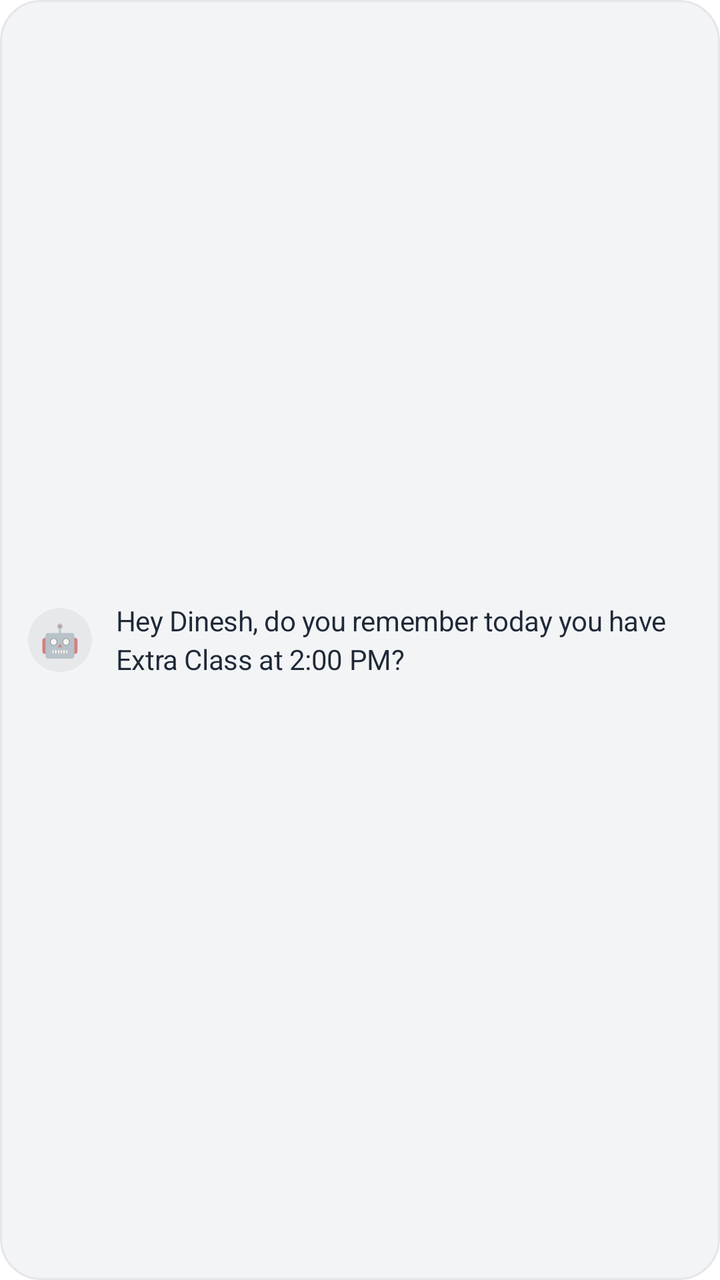
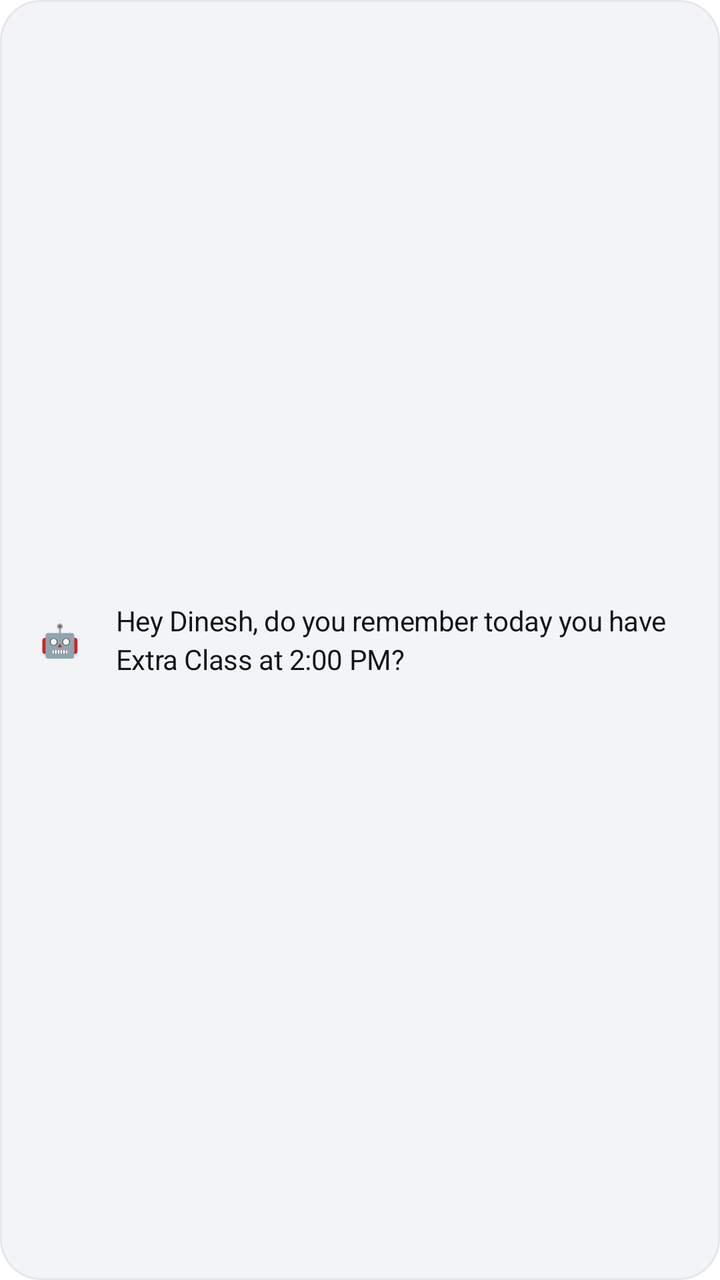

Compare the two renders of this Android layout. The source of the first and the diff that turns it into the second are given below.
<!-- AndroidManifest.xml: application theme Theme.AppTempeLate -->
<!-- res/layout/item_workspace_reminder.xml -->
<?xml version="1.0" encoding="utf-8"?>
<LinearLayout xmlns:android="http://schemas.android.com/apk/res/android"
    android:layout_width="match_parent"
    android:layout_height="wrap_content"
    android:layout_marginVertical="4dp"
    android:background="@drawable/bg_metallic_card"
    android:orientation="horizontal"
    android:padding="14dp"
    android:gravity="center_vertical">

    <TextView
        android:id="@+id/tvWsReminderIcon"
        android:layout_width="32dp"
        android:layout_height="32dp"
        android:background="@drawable/bg_circle_icon_button"
        android:gravity="center"
        android:text="🤖"
        android:textSize="16sp" />

    <TextView
        android:id="@+id/tvWsReminderStatement"
        android:layout_width="0dp"
        android:layout_height="wrap_content"
        android:layout_weight="1"
        android:layout_marginStart="12dp"
        android:text="Hey Dinesh, do you remember today you have Extra Class at 2:00 PM?"
        android:textColor="#1F2937"
        android:textSize="14sp"
        android:lineSpacingExtra="3dp"
        android:letterSpacing="-0.01" />

</LinearLayout>
<!-- resources referenced by this layout -->
<resources>
  <!-- drawable bg_circle_icon_button (drawable) -->
  <?xml version="1.0" encoding="utf-8"?>
  <ripple xmlns:android="http://schemas.android.com/apk/res/android"
      android:color="#1F000000">
      <item>
          <shape android:shape="oval">
              <solid android:color="#0D000000" />
          </shape>
      </item>
  </ripple>
  <!-- drawable bg_metallic_card (drawable) -->
  <?xml version="1.0" encoding="utf-8"?>
  <shape xmlns:android="http://schemas.android.com/apk/res/android"
      android:shape="rectangle">
      <solid android:color="#F3F4F6" />
      <corners android:radius="20dp" />
      <stroke
          android:width="1dp"
          android:color="#E5E7EB" />
  </shape>
  <style name="Theme.AppTempeLate" parent="Theme.MaterialComponents.DayNight.NoActionBar">
          
          <item name="windowActionBar">false</item>
          <item name="windowNoTitle">true</item>
          <item name="android:windowActionBar">false</item>
          <item name="android:windowNoTitle">true</item>
  
          
          <item name="android:windowBackground">@color/white</item>
          <item name="android:statusBarColor">@color/white</item>
          <item name="android:windowLightStatusBar">true</item>
          <item name="android:navigationBarColor">@color/white</item>
      </style>
  <color name="white">#FFFFFF</color>
</resources>

<!-- the commit's change to res/layout/item_workspace_reminder.xml (unified diff, before → after) -->
@@ -24,7 +24,7 @@
         android:layout_weight="1"
         android:layout_marginStart="12dp"
         android:text="Hey Dinesh, do you remember today you have Extra Class at 2:00 PM?"
-        android:textColor="#1F2937"
+        android:textColor="@color/text_primary"
         android:textSize="14sp"
         android:lineSpacingExtra="3dp"
         android:letterSpacing="-0.01" />
<!-- resource entries referenced after the edit -->
@@ -1,12 +1,13 @@
 <!-- resources referenced by this layout -->
 <resources>
+  <color name="text_primary">#121417</color>
   <!-- drawable bg_circle_icon_button (drawable) -->
   <?xml version="1.0" encoding="utf-8"?>
   <ripple xmlns:android="http://schemas.android.com/apk/res/android"
       android:color="#1F000000">
       <item>
           <shape android:shape="oval">
-              <solid android:color="#0D000000" />
+              <solid android:color="@color/app_icon_button_background" />
           </shape>
       </item>
   </ripple>
@@ -14,25 +15,31 @@
   <?xml version="1.0" encoding="utf-8"?>
   <shape xmlns:android="http://schemas.android.com/apk/res/android"
       android:shape="rectangle">
-      <solid android:color="#F3F4F6" />
+      <solid android:color="@color/app_card_background" />
       <corners android:radius="20dp" />
       <stroke
           android:width="1dp"
-          android:color="#E5E7EB" />
+          android:color="@color/app_card_border" />
   </shape>
-  <style name="Theme.AppTempeLate" parent="Theme.MaterialComponents.DayNight.NoActionBar">
+  <style name="Theme.AppTempeLate" parent="Theme.Material3.DayNight.NoActionBar">
           
           <item name="windowActionBar">false</item>
           <item name="windowNoTitle">true</item>
           <item name="android:windowActionBar">false</item>
           <item name="android:windowNoTitle">true</item>
   
-          
-          <item name="android:windowBackground">@color/white</item>
-          <item name="android:statusBarColor">@color/white</item>
+          <item name="android:windowBackground">@color/app_window_background</item>
+          <item name="android:statusBarColor">@color/app_window_background</item>
+          <item name="android:navigationBarColor">@color/app_window_background</item>
           <item name="android:windowLightStatusBar">true</item>
-          <item name="android:navigationBarColor">@color/white</item>
+          <item name="colorSurface">@color/app_surface_background</item>
+          <item name="colorOnSurface">@color/text_primary</item>
+          <item name="colorBackgroundFloating">@color/app_surface_background</item>
       </style>
-  <color name="white">#FFFFFF</color>
+  <color name="app_icon_button_background">#F1F3F5</color>
+  <color name="app_card_background">#F3F4F6</color>
+  <color name="app_card_border">#E5E7EB</color>
+  <color name="app_window_background">#FFFFFF</color>
+  <color name="app_surface_background">#F7F8FA</color>
 </resources>
 
